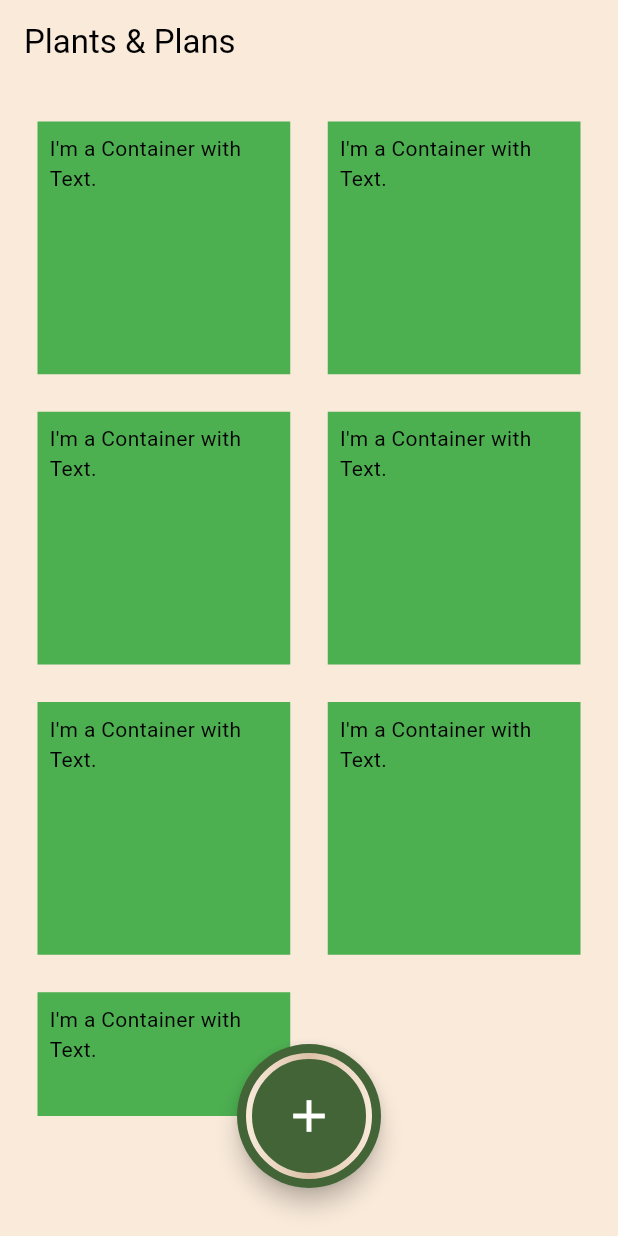
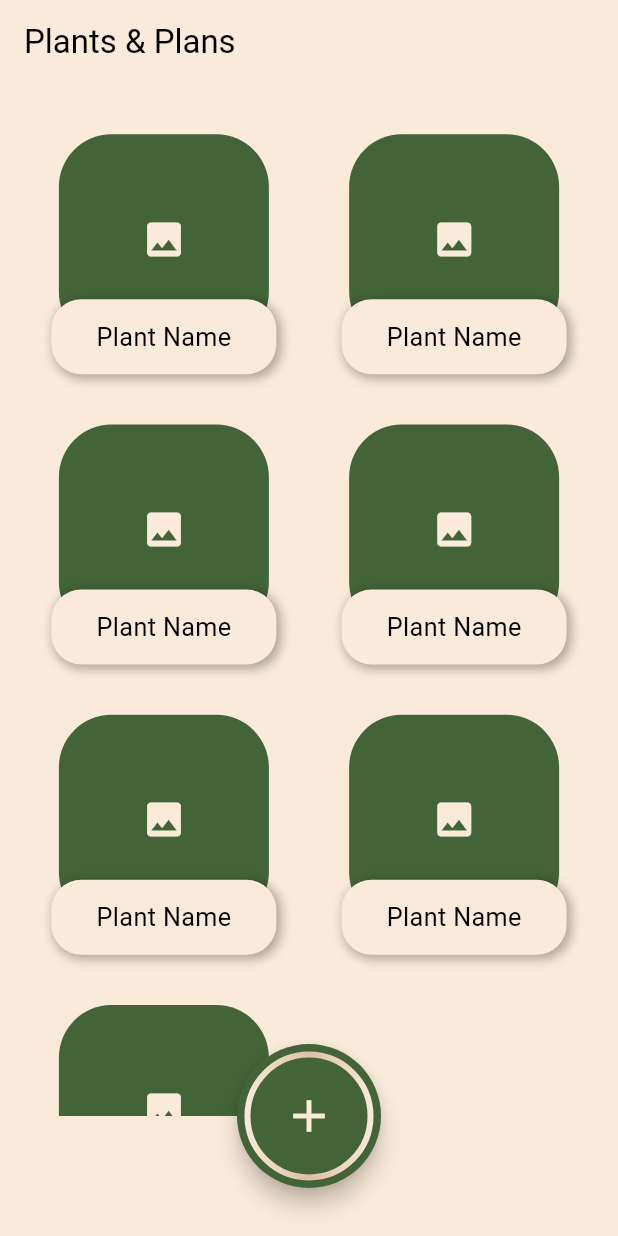
Before and after one commit to dontknow96/PlantsAndPlans, a Flutter app: the screen it shows after launch, on a phone screen of 412 x 824 dp. Run offline on Flutter 3.47's test engine with Material 3 defaults, Android fonts, the light colour scheme and no system bars; our stand-ins replace gradient_borders.

Commit message:
finished basic design of grid list

```diff
--- a/lib/plant_list/widgets/add_plant_button.dart
+++ b/lib/plant_list/widgets/add_plant_button.dart
@@ -13,7 +13,7 @@ class AddPlantButton extends StatelessWidget {
       shape: const CircleBorder(),
       child: Container(
         constraints: const BoxConstraints.expand(),
-        margin: const EdgeInsets.all(6.0),
+        margin: const EdgeInsets.all(5.0),
         decoration: BoxDecoration(
           border: GradientBoxBorder(
             gradient: LinearGradient(
--- a/lib/plant_list/widgets/plant_grid_item.dart
+++ b/lib/plant_list/widgets/plant_grid_item.dart
@@ -1,14 +1,59 @@
 import 'package:flutter/material.dart';
 
 class PlantGridItem extends StatelessWidget {
-  const PlantGridItem({super.key});
+  PlantGridItem({super.key});
 
   @override
   Widget build(BuildContext context) {
-    return  Container(
-      padding: const EdgeInsets.all(8),
-      color: Colors.green,
-      child: const Text("I'm a Container with Text."),
+    final theme = Theme.of(context);
+
+    final plantPicture = Container(
+      height: 140,
+      width: 140,
+      margin: const EdgeInsets.only(bottom: 20),
+      decoration: BoxDecoration(
+        color: theme.colorScheme.primary,
+        borderRadius: BorderRadius.circular(35),
+      ),
+      child: Icon(
+          Icons.image,
+          color: theme.colorScheme.onPrimary,
+          size: 30,
+      ),
+    );
+
+    final plantName = Container(
+      height: 50,
+      width: 150,
+      padding: const EdgeInsets.only(left: 15, right: 15),
+      decoration: BoxDecoration(
+        color: theme.colorScheme.surface,
+        borderRadius: BorderRadius.circular(20),
+        boxShadow: [
+          BoxShadow(
+            color:  theme.colorScheme.onBackground.withOpacity(0.3),
+            spreadRadius: 1,
+            blurRadius: 5,
+            offset: const Offset(2, 2),
+          ),
+        ]
+      ),
+      child: const Align(
+          alignment: Alignment.center,
+          child: Text(
+            "Plant Name",
+            textAlign: TextAlign.left,
+            textScaler: TextScaler.linear(1.2),
+          )
+      ),
+    );
+
+    return Stack(
+      alignment: AlignmentDirectional.bottomCenter,
+      children: [
+        plantPicture,
+        plantName,
+      ],
     );
   }
 }
--- a/lib/plant_list/widgets/plant_grid_view.dart
+++ b/lib/plant_list/widgets/plant_grid_view.dart
@@ -11,7 +11,7 @@ class PlantGridView extends StatelessWidget {
       padding: const EdgeInsets.all(25),
       crossAxisSpacing: 25,
       mainAxisSpacing: 25,
-      children: const <PlantGridItem>[
+      children: <PlantGridItem>[
         PlantGridItem(),
         PlantGridItem(),
         PlantGridItem(),
--- a/lib/themes/global_theme_data.dart
+++ b/lib/themes/global_theme_data.dart
@@ -9,7 +9,7 @@ class GlobalThemeData {
   static const ColorScheme lightColorScheme = ColorScheme(
       brightness: Brightness.light,
       primary: Color.fromARGB(255, 67, 100, 54),
-      onPrimary: Color.fromARGB(255, 255, 255, 255),
+      onPrimary: Color.fromARGB(255, 249, 234, 218),
       secondary: Color.fromARGB(255, 252, 170, 103),
       onSecondary: Color.fromARGB(255, 0, 0, 0),
       tertiary: Color.fromARGB(255, 230, 248, 178),
```
